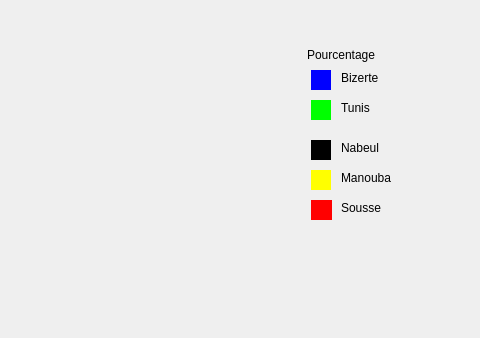
Qt form statistique.ui (Oussama-Naffeti/Smart_Real_Estate_Agency_2A4) before a commit; both pictures show x 229 to 709 and y 0 to 338 of the 709 by 493 pixel window.
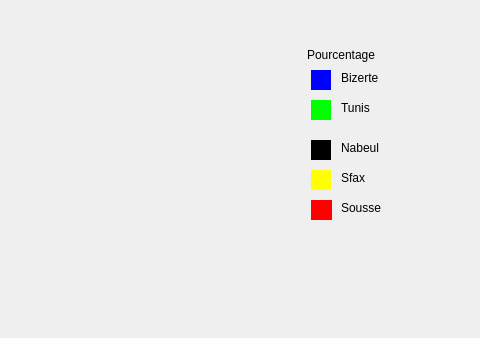
The same form after that commit.

What changed in the file:
```diff
--- a/statistique.ui
+++ b/statistique.ui
@@ -142,7 +142,7 @@
     <string notr="true">font: 12pt &quot;MS Shell Dlg 2&quot;;</string>
    </property>
    <property name="text">
-    <string>Manouba</string>
+    <string>Sfax</string>
    </property>
   </widget>
   <widget class="QLabel" name="label_6">
```
